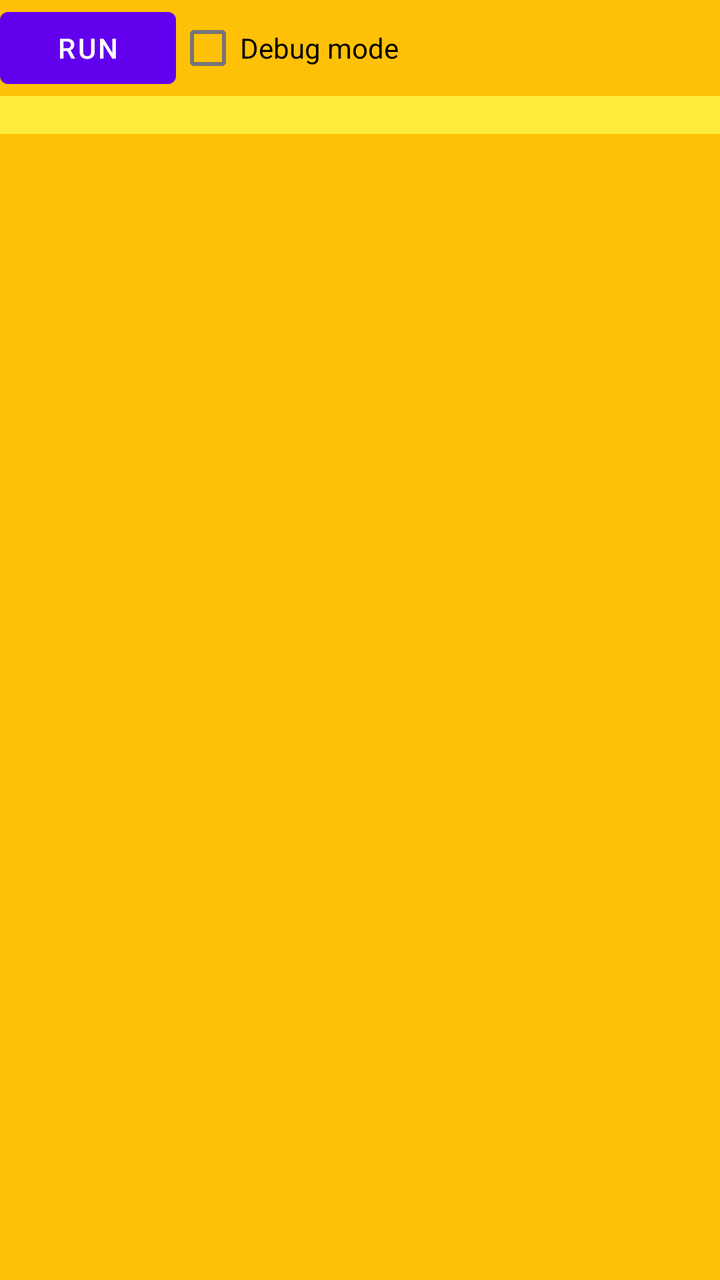
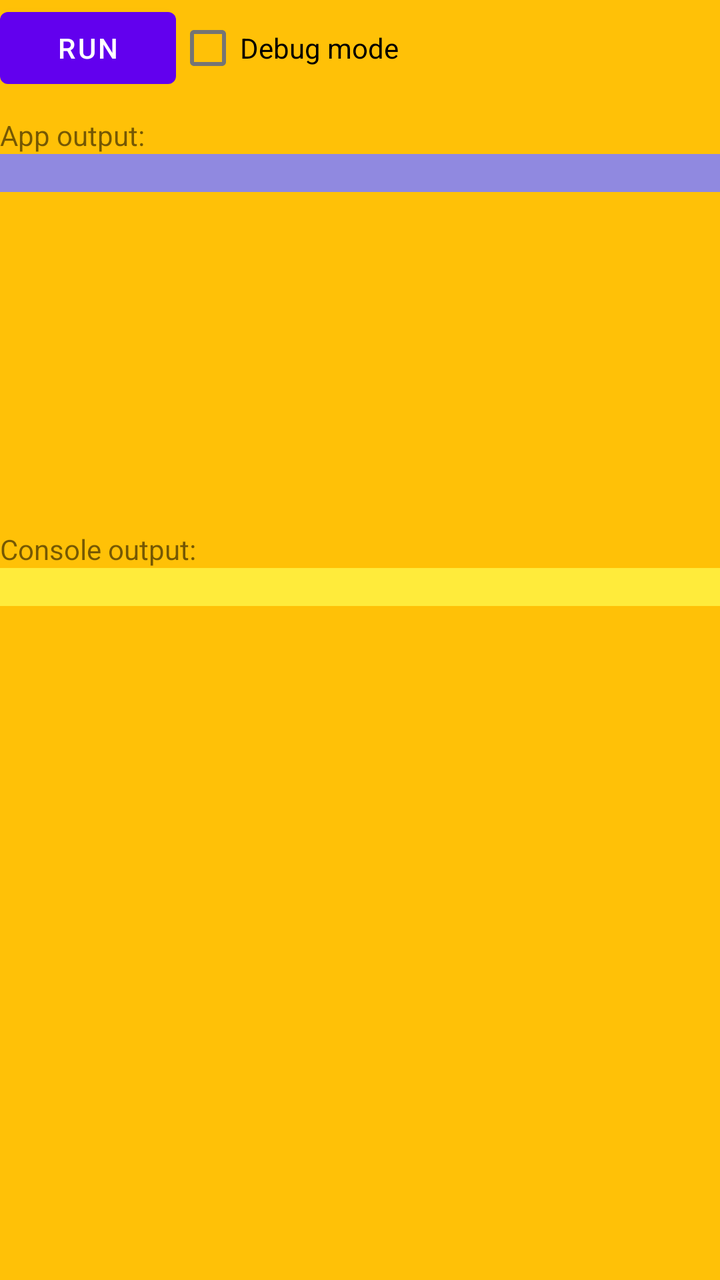

The first picture is an Android layout as it rendered before a commit; the second is the same layout after the commit. The layout source and the unified diff follow.
<!-- AndroidManifest.xml: application theme Theme.MicrodroidDemo -->
<!-- res/layout/activity_main.xml -->
<?xml version="1.0" encoding="utf-8"?>
<androidx.constraintlayout.widget.ConstraintLayout xmlns:android="http://schemas.android.com/apk/res/android"
    xmlns:app="http://schemas.android.com/apk/res-auto"
    xmlns:tools="http://schemas.android.com/tools"
    android:layout_width="match_parent"
    android:layout_height="match_parent"
    android:background="#FFC107"
    android:scrollbars="horizontal|vertical"
    android:textAlignment="textStart"
    tools:context=".MainActivity">

    <LinearLayout
        android:layout_width="match_parent"
        android:layout_height="match_parent"
        android:orientation="vertical">

        <LinearLayout
            android:layout_width="match_parent"
            android:layout_height="wrap_content"
            android:orientation="horizontal">

            <Button
                android:id="@+id/runStopButton"
                android:layout_width="wrap_content"
                android:layout_height="wrap_content"
                android:text="Run" />

            <CheckBox
                android:id="@+id/debugMode"
                android:layout_width="wrap_content"
                android:layout_height="wrap_content"
                android:layout_weight="1"
                android:text="Debug mode" />
        </LinearLayout>

        <ScrollView
            android:id="@+id/scrollview"
            android:layout_width="match_parent"
            android:layout_height="match_parent">

            <TextView
                android:id="@+id/consoleOutput"
                android:layout_width="match_parent"
                android:layout_height="wrap_content"
                android:background="#FFEB3B"
                android:fontFamily="monospace"
                android:textColor="#000000" />
        </ScrollView>
    </LinearLayout>

</androidx.constraintlayout.widget.ConstraintLayout>
<!-- resources referenced by this layout -->
<resources>
  <style name="Theme.MicrodroidDemo" parent="Theme.MaterialComponents.DayNight.DarkActionBar">
          
          <item name="colorPrimary">@color/purple_500</item>
          <item name="colorPrimaryVariant">@color/purple_700</item>
          <item name="colorOnPrimary">@color/white</item>
          
          <item name="colorSecondary">@color/teal_200</item>
          <item name="colorSecondaryVariant">@color/teal_700</item>
          <item name="colorOnSecondary">@color/black</item>
          
          <item name="android:statusBarColor" tools:targetApi="l">?attr/colorPrimaryVariant</item>
          
      </style>
  <color name="purple_500">#FF6200EE</color>
  <color name="purple_700">#FF3700B3</color>
  <color name="white">#FFFFFFFF</color>
  <color name="teal_200">#FF03DAC5</color>
  <color name="teal_700">#FF018786</color>
  <color name="black">#FF000000</color>
</resources>

<!-- the commit's change to res/layout/activity_main.xml (unified diff, before → after) -->
@@ -33,10 +33,38 @@
                 android:text="Debug mode" />
         </LinearLayout>
 
+        <TextView
+            android:layout_width="wrap_content"
+            android:layout_height="wrap_content"
+            android:layout_marginTop="10dp"
+            android:text="App output:" />
+
         <ScrollView
-            android:id="@+id/scrollview"
+            android:id="@+id/scrollPayloadOutput"
             android:layout_width="match_parent"
-            android:layout_height="match_parent">
+            android:layout_height="0dp"
+            android:layout_weight="1">
+
+            <TextView
+                android:id="@+id/payloadOutput"
+                android:layout_width="match_parent"
+                android:layout_height="wrap_content"
+                android:background="#9089e0"
+                android:fontFamily="monospace"
+                android:textColor="#000000" />
+        </ScrollView>
+
+        <TextView
+            android:layout_width="wrap_content"
+            android:layout_height="wrap_content"
+            android:layout_marginTop="10dp"
+            android:text="Console output:" />
+
+        <ScrollView
+            android:id="@+id/scrollConsoleOutput"
+            android:layout_width="match_parent"
+            android:layout_height="0dp"
+            android:layout_weight="2">
 
             <TextView
                 android:id="@+id/consoleOutput"
